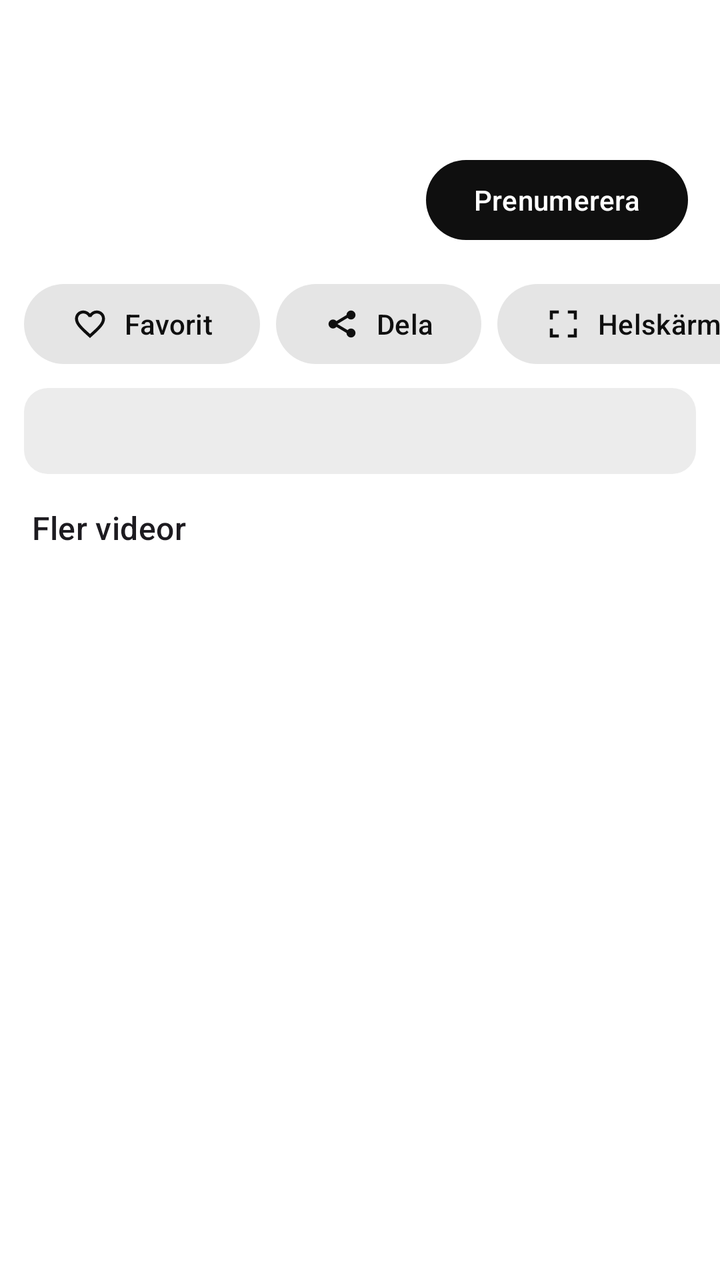
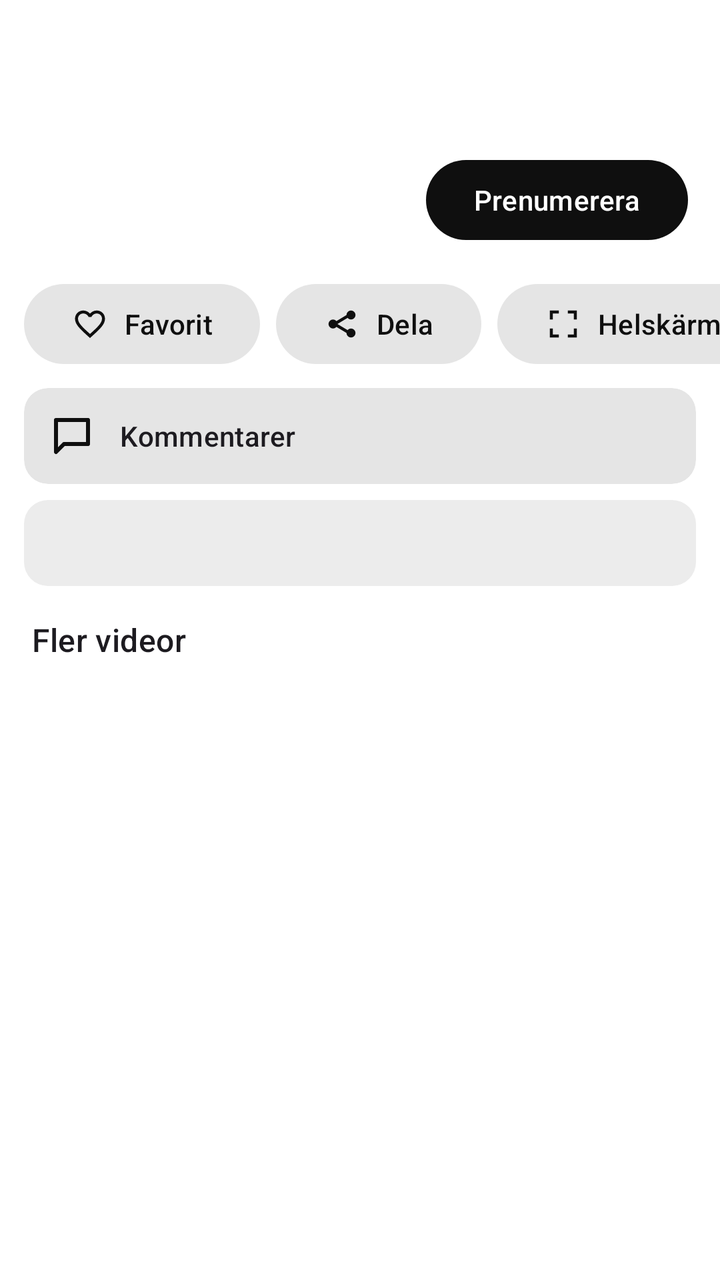

An Android layout rendered at two revisions. The XML below is the earlier revision; the diff shows what the commit changed to produce the second picture.
<!-- AndroidManifest.xml: application theme Theme.CarTube -->
<!-- res/layout/player_header.xml -->
<?xml version="1.0" encoding="utf-8"?>
<LinearLayout xmlns:android="http://schemas.android.com/apk/res/android"
    xmlns:app="http://schemas.android.com/apk/res-auto"
    android:layout_width="match_parent"
    android:layout_height="wrap_content"
    android:orientation="vertical"
    android:paddingTop="12dp">

    <TextView
        android:id="@+id/title"
        android:layout_width="match_parent"
        android:layout_height="wrap_content"
        android:paddingHorizontal="16dp"
        android:textAppearance="?attr/textAppearanceTitleLarge"
        android:textSize="19sp" />

    <TextView
        android:id="@+id/meta"
        android:layout_width="match_parent"
        android:layout_height="wrap_content"
        android:layout_marginTop="4dp"
        android:paddingHorizontal="16dp"
        android:textAppearance="?attr/textAppearanceBodySmall"
        android:textColor="?attr/colorOnSurfaceVariant" />

    <TextView
        android:id="@+id/votes"
        android:layout_width="match_parent"
        android:layout_height="wrap_content"
        android:layout_marginTop="4dp"
        android:paddingHorizontal="16dp"
        android:textAppearance="?attr/textAppearanceBodySmall"
        android:textColor="?attr/colorOnSurfaceVariant"
        android:visibility="gone" />

    <LinearLayout
        android:id="@+id/channelRow"
        android:layout_width="match_parent"
        android:layout_height="wrap_content"
        android:layout_marginTop="12dp"
        android:background="?attr/selectableItemBackground"
        android:gravity="center_vertical"
        android:orientation="horizontal"
        android:paddingHorizontal="16dp"
        android:paddingVertical="6dp">

        <ImageView
            android:id="@+id/channelAvatar"
            android:layout_width="40dp"
            android:layout_height="40dp"
            android:importantForAccessibility="no" />

        <LinearLayout
            android:layout_width="0dp"
            android:layout_height="wrap_content"
            android:layout_marginHorizontal="12dp"
            android:layout_weight="1"
            android:orientation="vertical">

            <TextView
                android:id="@+id/channelName"
                android:layout_width="match_parent"
                android:layout_height="wrap_content"
                android:ellipsize="end"
                android:maxLines="1"
                android:textAppearance="?attr/textAppearanceTitleSmall" />

            <TextView
                android:id="@+id/channelSubscribers"
                android:layout_width="match_parent"
                android:layout_height="wrap_content"
                android:textAppearance="?attr/textAppearanceBodySmall"
                android:textColor="?attr/colorOnSurfaceVariant" />
        </LinearLayout>

        <com.google.android.material.button.MaterialButton
            android:id="@+id/subscribe"
            style="@style/CarTube.SubscribeButton"
            android:layout_width="wrap_content"
            android:layout_height="wrap_content" />
    </LinearLayout>

    <HorizontalScrollView
        android:layout_width="match_parent"
        android:layout_height="wrap_content"
        android:layout_marginTop="8dp"
        android:scrollbars="none">

        <LinearLayout
            android:layout_width="wrap_content"
            android:layout_height="wrap_content"
            android:orientation="horizontal"
            android:paddingHorizontal="12dp">

            <com.google.android.material.button.MaterialButton
                android:id="@+id/favorite"
                style="@style/CarTube.ActionButton"
                android:layout_width="wrap_content"
                android:layout_height="wrap_content"
                android:text="@string/favorite"
                app:icon="@drawable/ic_favorite_border" />

            <com.google.android.material.button.MaterialButton
                android:id="@+id/share"
                style="@style/CarTube.ActionButton"
                android:layout_width="wrap_content"
                android:layout_height="wrap_content"
                android:text="@string/share"
                app:icon="@drawable/ic_share" />

            <com.google.android.material.button.MaterialButton
                android:id="@+id/fullscreen"
                style="@style/CarTube.ActionButton"
                android:layout_width="wrap_content"
                android:layout_height="wrap_content"
                android:text="@string/fullscreen"
                app:icon="@drawable/ic_fullscreen" />

            <com.google.android.material.button.MaterialButton
                android:id="@+id/quality"
                style="@style/CarTube.ActionButton"
                android:layout_width="wrap_content"
                android:layout_height="wrap_content"
                android:text="@string/quality"
                app:icon="@drawable/ic_quality" />

            <com.google.android.material.button.MaterialButton
                android:id="@+id/sleepTimer"
                style="@style/CarTube.ActionButton"
                android:layout_width="wrap_content"
                android:layout_height="wrap_content"
                android:text="@string/sleep_timer"
                app:icon="@drawable/ic_timer" />
        </LinearLayout>
    </HorizontalScrollView>

    <TextView
        android:id="@+id/description"
        android:layout_width="match_parent"
        android:layout_height="wrap_content"
        android:layout_marginHorizontal="12dp"
        android:layout_marginTop="8dp"
        android:background="@drawable/description_background"
        android:ellipsize="end"
        android:padding="12dp"
        android:textAppearance="?attr/textAppearanceBodyMedium" />

    <TextView
        android:layout_width="match_parent"
        android:layout_height="wrap_content"
        android:paddingHorizontal="16dp"
        android:paddingTop="16dp"
        android:paddingBottom="4dp"
        android:text="@string/up_next"
        android:textAppearance="?attr/textAppearanceTitleMedium" />
</LinearLayout>
<!-- resources referenced by this layout -->
<resources>
  <!-- drawable description_background (drawable) -->
  <?xml version="1.0" encoding="utf-8"?>
  <shape xmlns:android="http://schemas.android.com/apk/res/android">
      <solid android:color="?attr/colorSurfaceContainerHigh" />
      <corners android:radius="12dp" />
  </shape>
  <!-- drawable ic_fullscreen (drawable) -->
  <vector xmlns:android="http://schemas.android.com/apk/res/android"
      android:width="24dp" android:height="24dp" android:viewportWidth="24" android:viewportHeight="24"
      android:tint="?attr/colorControlNormal">
      <path android:fillColor="#00000000" android:strokeColor="#FFFFFFFF" android:strokeWidth="2" android:pathData="M4,9V4h5M15,4h5v5M20,15v5h-5M9,20H4v-5" />
  </vector>
  <string name="favorite">Favorit</string>
  <string name="fullscreen">Helskärm</string>
  <string name="quality">Kvalitet</string>
  <string name="share">Dela</string>
  <string name="sleep_timer">Sovtimer</string>
  <string name="up_next">Fler videor</string>
  <style name="CarTube.ActionButton" parent="Widget.Material3.Button.TonalButton">
          <item name="android:layout_marginEnd">8dp</item>
      </style>
  <style name="CarTube.SubscribeButton" parent="Widget.Material3.Button">
          <item name="android:text">@string/subscribe</item>
          <item name="backgroundTint">@color/subscribe_background</item>
          <item name="android:textColor">@color/subscribe_text</item>
      </style>
  <string name="subscribe">Prenumerera</string>
  <color name="brand">#E53935</color>
  <color name="brand_dark">#B71C1C</color>
  <!-- unchanged entries left out for length: 5 -->
</resources>

<!-- the commit's change to res/layout/player_header.xml (unified diff, before → after) -->
@@ -117,6 +117,31 @@
                 app:icon="@drawable/ic_fullscreen" />
 
             <com.google.android.material.button.MaterialButton
+                android:id="@+id/audioOnly"
+                style="@style/CarTube.ActionButton"
+                android:layout_width="wrap_content"
+                android:layout_height="wrap_content"
+                android:checkable="true"
+                android:text="@string/audio_only"
+                app:icon="@drawable/ic_headphones" />
+
+            <com.google.android.material.button.MaterialButton
+                android:id="@+id/queueButton"
+                style="@style/CarTube.ActionButton"
+                android:layout_width="wrap_content"
+                android:layout_height="wrap_content"
+                android:text="@string/queue"
+                app:icon="@drawable/ic_queue" />
+
+            <com.google.android.material.button.MaterialButton
+                android:id="@+id/downloadButton"
+                style="@style/CarTube.ActionButton"
+                android:layout_width="wrap_content"
+                android:layout_height="wrap_content"
+                android:text="@string/download"
+                app:icon="@drawable/ic_download" />
+
+            <com.google.android.material.button.MaterialButton
                 android:id="@+id/quality"
                 style="@style/CarTube.ActionButton"
                 android:layout_width="wrap_content"
@@ -133,6 +158,52 @@
                 app:icon="@drawable/ic_timer" />
         </LinearLayout>
     </HorizontalScrollView>
+
+    <TextView
+        android:id="@+id/chaptersTitle"
+        android:layout_width="match_parent"
+        android:layout_height="wrap_content"
+        android:paddingHorizontal="16dp"
+        android:paddingTop="12dp"
+        android:text="@string/chapters"
+        android:textAppearance="?attr/textAppearanceTitleSmall"
+        android:visibility="gone" />
+
+    <HorizontalScrollView
+        android:id="@+id/chaptersScroll"
+        android:layout_width="match_parent"
+        android:layout_height="wrap_content"
+        android:scrollbars="none"
+        android:visibility="gone">
+
+        <com.google.android.material.chip.ChipGroup
+            android:id="@+id/chapters"
+            android:layout_width="wrap_content"
+            android:layout_height="wrap_content"
+            android:paddingHorizontal="12dp"
+            app:singleLine="true" />
+    </HorizontalScrollView>
+
+    <com.google.android.material.card.MaterialCardView
+        android:id="@+id/commentsCard"
+        style="@style/Widget.Material3.CardView.Filled"
+        android:layout_width="match_parent"
+        android:layout_height="wrap_content"
+        android:layout_marginHorizontal="12dp"
+        android:layout_marginTop="8dp">
+
+        <TextView
+            android:id="@+id/commentsLabel"
+            android:layout_width="match_parent"
+            android:layout_height="wrap_content"
+            android:drawablePadding="12dp"
+            android:gravity="center_vertical"
+            android:padding="12dp"
+            android:text="@string/comments"
+            android:textAppearance="?attr/textAppearanceTitleSmall"
+            app:drawableStartCompat="@drawable/ic_comment"
+            app:drawableTint="?attr/colorOnSurface" />
+    </com.google.android.material.card.MaterialCardView>
 
     <TextView
         android:id="@+id/description"
<!-- resource entries referenced after the edit -->
@@ -6,15 +6,45 @@
       <solid android:color="?attr/colorSurfaceContainerHigh" />
       <corners android:radius="12dp" />
   </shape>
+  <!-- drawable ic_comment (drawable) -->
+  <vector xmlns:android="http://schemas.android.com/apk/res/android"
+      android:width="24dp" android:height="24dp" android:viewportWidth="24" android:viewportHeight="24"
+      android:tint="?attr/colorControlNormal">
+      <path android:fillColor="#00000000" android:strokeColor="#FFFFFFFF" android:strokeWidth="2" android:strokeLineJoin="round" android:pathData="M4,4h16v12H8l-4,4z" />
+  </vector>
+  <!-- drawable ic_download (drawable) -->
+  <vector xmlns:android="http://schemas.android.com/apk/res/android"
+      android:width="24dp" android:height="24dp" android:viewportWidth="24" android:viewportHeight="24"
+      android:tint="?attr/colorControlNormal">
+      <path android:fillColor="#FFFFFFFF" android:pathData="M11,3h2v10l3.5,-3.5 1.4,1.4L12,16.8 6.1,10.9l1.4,-1.4L11,13zM4,19h16v2H4z" />
+  </vector>
   <!-- drawable ic_fullscreen (drawable) -->
   <vector xmlns:android="http://schemas.android.com/apk/res/android"
       android:width="24dp" android:height="24dp" android:viewportWidth="24" android:viewportHeight="24"
       android:tint="?attr/colorControlNormal">
       <path android:fillColor="#00000000" android:strokeColor="#FFFFFFFF" android:strokeWidth="2" android:pathData="M4,9V4h5M15,4h5v5M20,15v5h-5M9,20H4v-5" />
   </vector>
+  <!-- drawable ic_headphones (drawable) -->
+  <vector xmlns:android="http://schemas.android.com/apk/res/android"
+      android:width="24dp" android:height="24dp" android:viewportWidth="24" android:viewportHeight="24"
+      android:tint="?attr/colorControlNormal">
+      <path android:fillColor="#00000000" android:strokeColor="#FFFFFFFF" android:strokeWidth="2" android:pathData="M4,15v-3a8,8 0,0 1,16 0v3" />
+      <path android:fillColor="#FFFFFFFF" android:pathData="M3,14h4v7H5a2,2 0,0 1,-2 -2zM17,14h4v5a2,2 0,0 1,-2 2h-2z" />
+  </vector>
+  <!-- drawable ic_queue (drawable) -->
+  <vector xmlns:android="http://schemas.android.com/apk/res/android"
+      android:width="24dp" android:height="24dp" android:viewportWidth="24" android:viewportHeight="24"
+      android:tint="?attr/colorControlNormal">
+      <path android:fillColor="#FFFFFFFF" android:pathData="M3,6h14v2H3zM3,10h14v2H3zM3,14h10v2H3zM17,14v-3h2v3h3v2h-3v3h-2v-3h-3v-2z" />
+  </vector>
+  <string name="audio_only">Bara ljud</string>
+  <string name="chapters">Kapitel</string>
+  <string name="comments">Kommentarer</string>
+  <string name="download">Ladda ner</string>
   <string name="favorite">Favorit</string>
   <string name="fullscreen">Helskärm</string>
   <string name="quality">Kvalitet</string>
+  <string name="queue">Kö</string>
   <string name="share">Dela</string>
   <string name="sleep_timer">Sovtimer</string>
   <string name="up_next">Fler videor</string>
